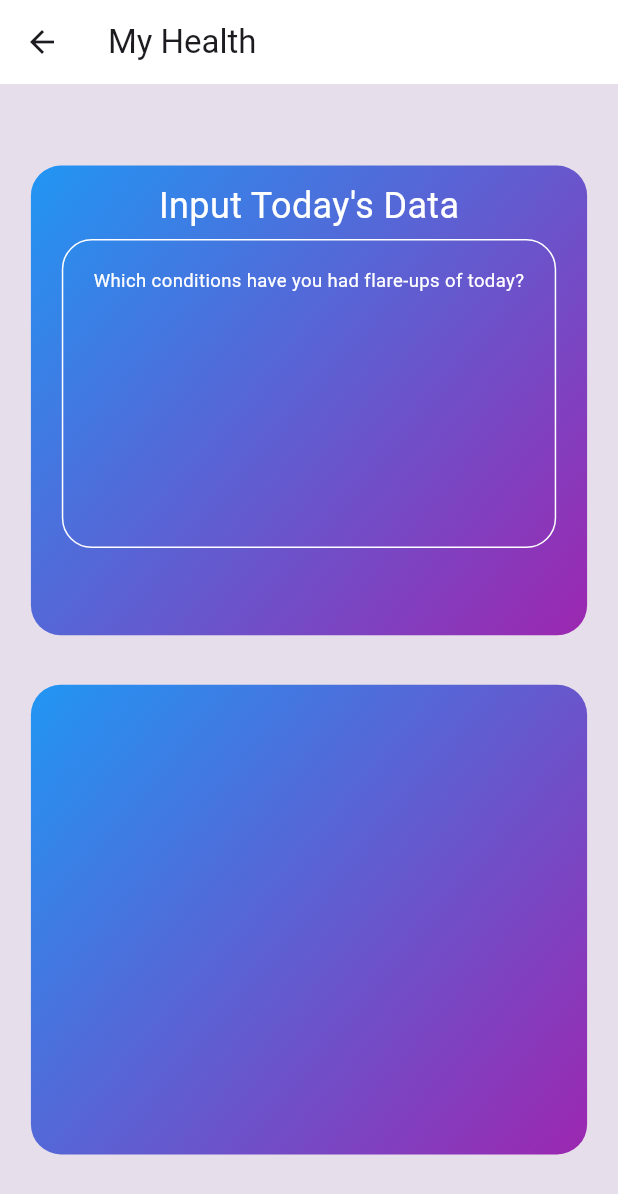
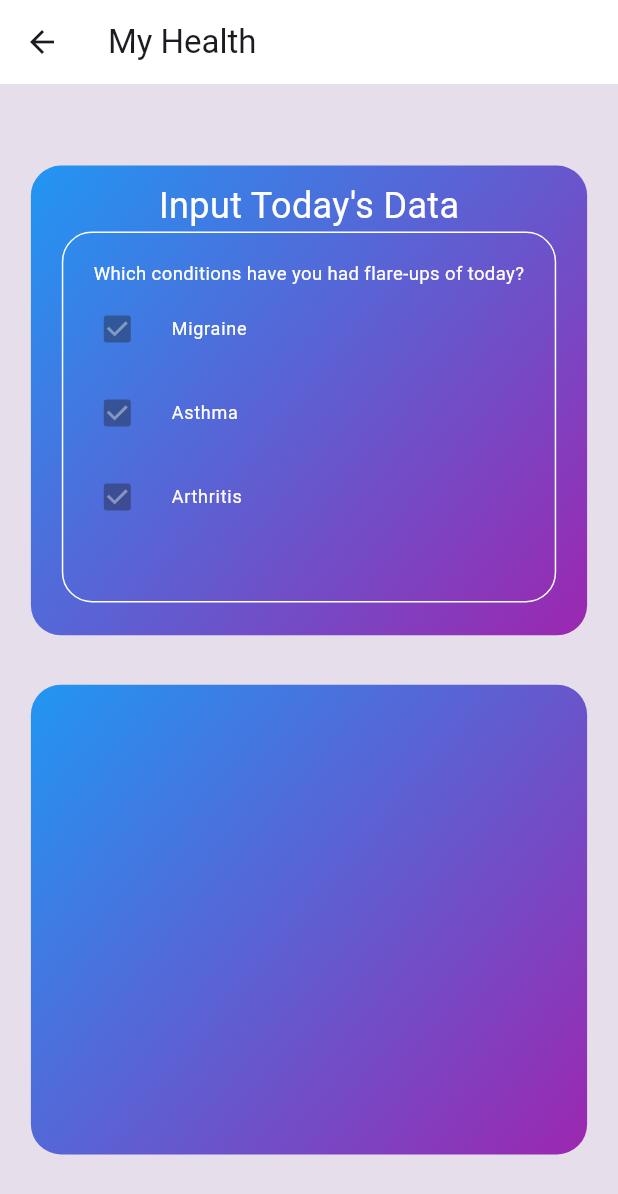
Before and after one commit to Skylar1245/Hack-Ohio-12, a Flutter app: the UserInput screen opened directly, on a phone screen of 412 x 824 dp. Shown: the top 1194 px of the screen. Run offline on Flutter 3.47's test engine with Material 3 defaults, Android fonts, the phone set to English and light mode, and no system bars; our stand-ins replace geolocator, shared_preferences, weather; accounts and stored records are empty; statements that could not run were skipped.

Commit message:
spacing issues

```diff
--- a/lib/UI Files/UserInput.dart
+++ b/lib/UI Files/UserInput.dart
@@ -13,6 +13,7 @@ class UserInput extends StatefulWidget {
 class _SkeletonState extends State<UserInput> {
   @override
   Widget build(BuildContext context) {
+    Divider tempDivider = Divider(height: 5, color: Colors.transparent,);
     Decoration decoration = BoxDecoration(
       gradient: Global.gradient(),
       borderRadius: BorderRadius.circular(20), // Adjust the radius as needed
@@ -38,24 +39,62 @@ class _SkeletonState extends State<UserInput> {
                     Text("Input Today's Data",
                         style:
                             TextStyle(color: Global.textColor(), fontSize: 24)),
-                    Divider(height: 5, color: Colors.transparent),
+                    //Divider(height: 5, color: Colors.transparent),
                     Align(
                         alignment: Alignment.center,
                         child: Container(
                             width: Global.getWidthByPercentage(context, 80),
-                            height: Global.getHeightByPercentage(context, 25),
+                            height: Global.getHeightByPercentage(context, 30),
                             decoration: BoxDecoration(
                               borderRadius: BorderRadius.circular(20),
                               border: Border.all(color: Global.textColor()),
                             ),
-                            child: Text(
-                                "\nWhich conditions have you had flare-ups of today?",
-                                style: TextStyle(
-
-                                  fontSize:
-                                      Global.getWidthByPercentage(context, 3),
-                                  color: Global.textColor(),
-                                ), textAlign: TextAlign.center,))),
+                            child: Column(
+                              children: [
+                                Text(
+                                  "\nWhich conditions have you had flare-ups of today?",
+                                  style: TextStyle(
+                                    fontSize:
+                                        Global.getWidthByPercentage(context, 3),
+                                    color: Global.textColor(),
+                                  ),
+                                  textAlign: TextAlign.center,
+                                ),
+                                CheckboxListTile(
+                                    checkColor: Global.tableData(),
+                                    title: Text(
+                                      "Migraine",
+                                      style: TextStyle(
+                                          color: Global.textColor(),
+                                          fontSize: 12),
+                                    ),
+                                    value: true,
+                                    onChanged: null,
+                                    controlAffinity:
+                                        ListTileControlAffinity.leading),
+                                CheckboxListTile(
+                                    checkColor: Global.tableData(),
+                                    title: Text(
+                                      "Asthma",
+                                      style: TextStyle(
+                                          color: Global.textColor(),
+                                          fontSize: 12),
+                                    ),
+                                    value: true,
+                                    onChanged: null,
+                                    controlAffinity:
+                                        ListTileControlAffinity.leading),CheckboxListTile(
+                        checkColor: Global.tableData(),
+                        title: Text(
+                          "Arthritis",
+                          style: TextStyle(
+                              color: Global.textColor(), fontSize: 12),
+                        ),
+                        value: true,
+                        onChanged: null,
+                        controlAffinity: ListTileControlAffinity.leading),
+                              ],
+                            ))),
                   ],
                 )),
             Global.divider(context),
```
